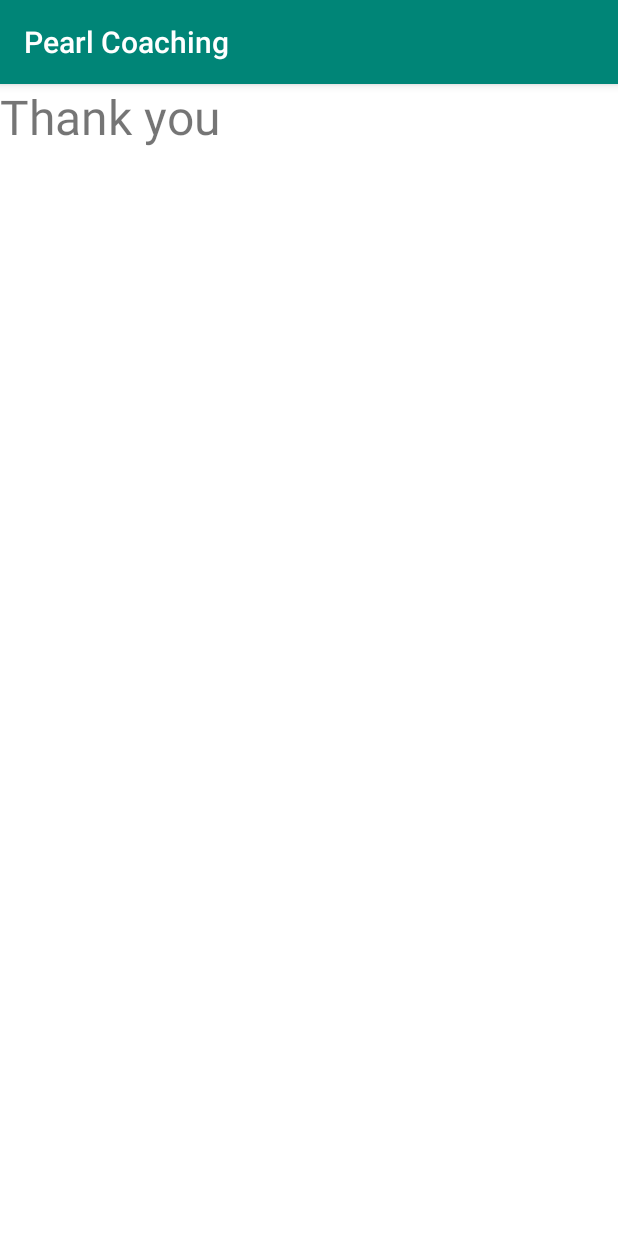
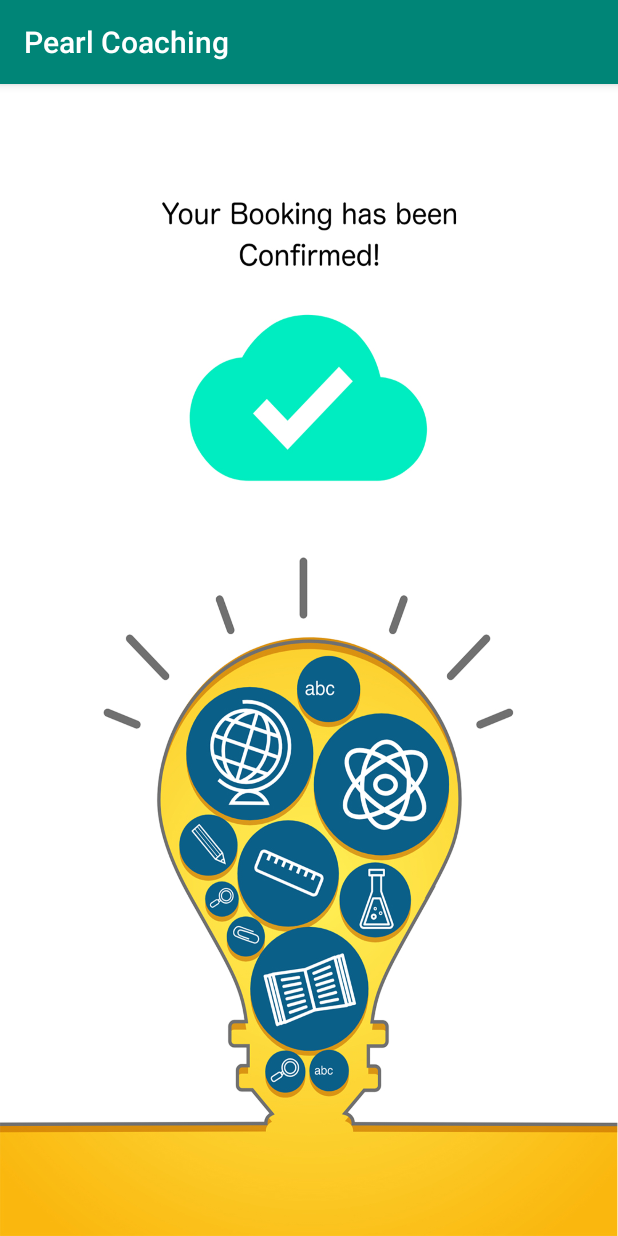
Before and after one commit to pa1-teja/pav_repo, an Android app: the fragment ThankYou placed in its activity, on a phone screen of 412 x 824 dp. Run offline under Robolectric (Android 15) with nearby library versions, the phone set to English and light mode, and no system bars.

Commit message:
images and text font changes made.

```diff
--- a/PearlCoaching/app/src/main/java/com/pearlcoaching/pearlcoaching/SplashScreen.java
+++ b/PearlCoaching/app/src/main/java/com/pearlcoaching/pearlcoaching/SplashScreen.java
@@ -26,8 +26,8 @@ public class SplashScreen extends AppCompatActivity {
     }
 
     private void goToNextScreen() {
-        startActivity(new Intent(SplashScreen.this, ServicesScreen.class));
-        //startActivity(new Intent(SplashScreen.this, LoginScreen.class));
+//        startActivity(new Intent(SplashScreen.this, ServicesScreen.class));
+        startActivity(new Intent(SplashScreen.this, LoginScreen.class));
         finish();
     }
 }
--- a/PearlCoaching/app/src/main/res/layout/activity_login_screen.xml
+++ b/PearlCoaching/app/src/main/res/layout/activity_login_screen.xml
@@ -4,7 +4,7 @@
     xmlns:tools="http://schemas.android.com/tools"
     android:layout_width="match_parent"
     android:layout_height="match_parent"
-    android:background="#FBC540"
+    android:background="@drawable/login_bg"
     tools:context=".LoginScreen">
 
     <com.google.android.gms.common.SignInButton
--- a/PearlCoaching/app/src/main/res/layout/fragment_service_info.xml
+++ b/PearlCoaching/app/src/main/res/layout/fragment_service_info.xml
@@ -36,9 +36,10 @@
         <android.support.v7.widget.AppCompatTextView
             android:layout_width="wrap_content"
             android:layout_height="wrap_content"
-            android:textStyle="normal|bold"
+            android:textStyle="normal"
             android:textColor="@android:color/black"
             android:textSize="18sp"
+            android:text="@string/career_coaching_description"
             android:id="@+id/description_text"
             android:justificationMode="inter_word"
             android:layout_marginTop="8dp" />
--- a/PearlCoaching/app/src/main/res/layout/fragment_thank_you.xml
+++ b/PearlCoaching/app/src/main/res/layout/fragment_thank_you.xml
@@ -4,9 +4,8 @@
     android:layout_width="match_parent"
     android:layout_height="match_parent"
     tools:context=".ServicesModule.ThankYou">
-    <TextView
-        android:textSize="32dp"
-        android:text="Thank you"
+    <ImageView
+        android:background="@drawable/thank_you"
         android:layout_width="match_parent"
         android:layout_height="match_parent"
         android:scaleType="centerInside"/>
```
Also changed, not shown: PearlCoaching/app/src/main/res/drawable/login_bg.jpg (added), PearlCoaching/app/src/main/res/drawable/thank_you.jpg (added), 2952 other files.
